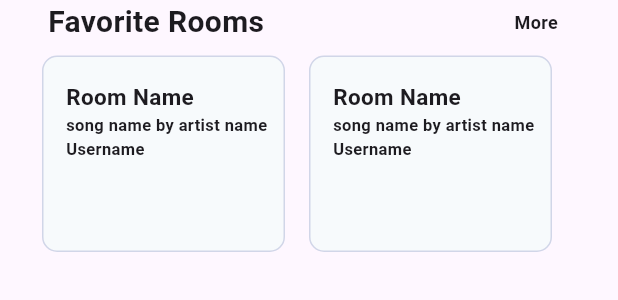
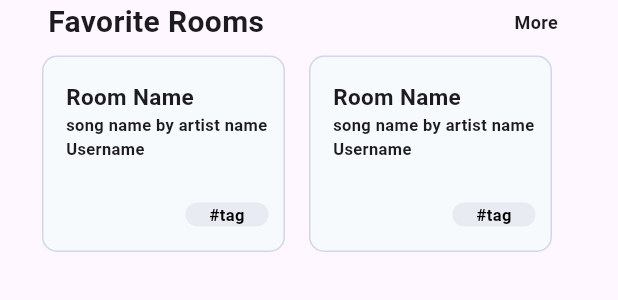
Before and after one commit to COS301-SE-2024/TuneIn, a Flutter app: the FavoriteRoomItem widget shown alone on an empty page, opened directly, on a phone screen of 412 x 824 dp. Shown: the top 300 px of the screen. Run offline on Flutter 3.47's test engine with Material 3 defaults, Android fonts, the phone set to English and light mode, and no system bars; our stand-ins replace google_fonts.

Commit message:
Profile Components: Took out AppBar and added tag to RoomCard

```diff
--- a/code/tunein/lib/screens/profile.dart
+++ b/code/tunein/lib/screens/profile.dart
@@ -10,18 +10,22 @@ class ProfileScreen extends StatelessWidget {
   Widget build(BuildContext context) {
     final mediaQuery = MediaQuery.of(context);
     return Scaffold(
-      appBar: AppBar(
-        title: Align(
-          alignment: Alignment.centerRight,
-          child: Text(
-            "Settings",
-            style: TextStyle(fontSize: 15, fontWeight: FontWeight.w600),
-          ),
-        ),
-      ),
       body: SingleChildScrollView(
         child: Column(
           children: [
+            Padding(
+              padding: const EdgeInsets.all(15.0),
+              child: Row(
+                crossAxisAlignment: CrossAxisAlignment.end,
+                mainAxisAlignment: MainAxisAlignment.end,
+                children: const [
+                  Text(
+                    "Settings",
+                    style: TextStyle(fontSize: 15, fontWeight: FontWeight.w600),
+                  ),
+                ],
+              ),
+            ),
             Text(
               "Profile",
               style: TextStyle(
@@ -145,13 +149,13 @@ class FavoriteRoomItem extends StatelessWidget {
           padding: EdgeInsets.only(left: 20.0),
           child: Row(
             children: [
-              roomCard(
+              RoomCard(
                 roomName: "Room Name",
                 songName: "song name",
                 artistName: "artist name",
                 username: "Username",
               ),
-              roomCard(
+              RoomCard(
                 roomName: "Room Name",
                 songName: "song name",
                 artistName: "artist name",
@@ -183,13 +187,13 @@ class RecentRooms extends StatelessWidget {
           padding: EdgeInsets.only(left: 20.0),
           child: Row(
             children: [
-              roomCard(
+              RoomCard(
                 roomName: "Room Name",
                 songName: "song name",
                 artistName: "artist name",
                 username: "Username",
               ),
-              roomCard(
+              RoomCard(
                 roomName: "Room Name",
                 songName: "song name",
                 artistName: "artist name",
@@ -203,14 +207,14 @@ class RecentRooms extends StatelessWidget {
   }
 }
 
-class roomCard extends StatelessWidget {
-  const roomCard({
-    Key? key,
+class RoomCard extends StatelessWidget {
+  const RoomCard({
+    super.key,
     required this.roomName,
     required this.songName,
     required this.artistName,
     required this.username,
-  }) : super(key: key);
+  });
 
   final String roomName;
   final String songName;
@@ -247,7 +251,45 @@ class roomCard extends StatelessWidget {
                 username,
                 style: TextStyle(fontSize: 11, fontWeight: FontWeight.w600),
               ),
+              SizedBox(height: 28),
+              Row(
+                mainAxisAlignment: MainAxisAlignment.end,
+                children: [
+                  TagBubble(text: "#tag"),
+                ],
+              ),
             ],
+          ),
+        ),
+      ),
+    );
+  }
+}
+
+class TagBubble extends StatelessWidget {
+  final String text;
+
+  const TagBubble({super.key, required this.text});
+
+  @override
+  Widget build(BuildContext context) {
+    return Container(
+      height: 16,
+      margin: EdgeInsets.symmetric(horizontal: 5.0),
+      padding: EdgeInsets.symmetric(horizontal: 16.0),
+      decoration: BoxDecoration(
+        color: Color.fromRGBO(232, 235, 242, 1),
+        borderRadius: BorderRadius.circular(
+            10), // Half of the height to create a stadium shape
+      ),
+      child: Center(
+        // Center the text vertically and horizontally
+        child: Text(
+          text,
+          style: TextStyle(
+            color: Colors.black,
+            fontWeight: FontWeight.w600,
+            fontSize: 11,
           ),
         ),
       ),
```
